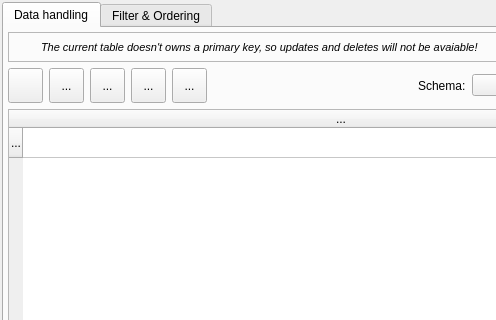
Qt form libpgmodeler_ui/ui/datamanipulationform.ui (pgmodeler/pgmodeler) before a commit; both pictures show x 0 to 496 and y 0 to 320 of the 668 by 508 pixel window.
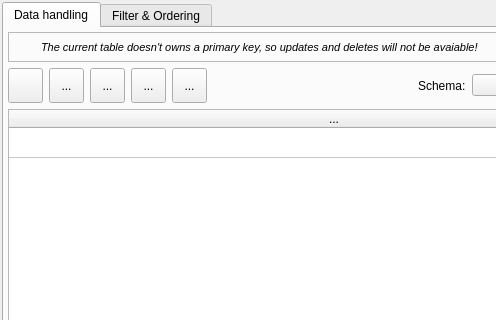
The same form after that commit. Icons and pictures are not drawn.

What changed in the file:
```diff
--- a/libpgmodeler_ui/ui/datamanipulationform.ui
+++ b/libpgmodeler_ui/ui/datamanipulationform.ui
@@ -345,7 +345,7 @@
           <bool>true</bool>
          </attribute>
          <attribute name="verticalHeaderVisible">
-          <bool>true</bool>
+          <bool>false</bool>
          </attribute>
          <attribute name="verticalHeaderCascadingSectionResizes">
           <bool>false</bool>
```
Left out of the diff: 4 changed lines with no effect on the pictures.
